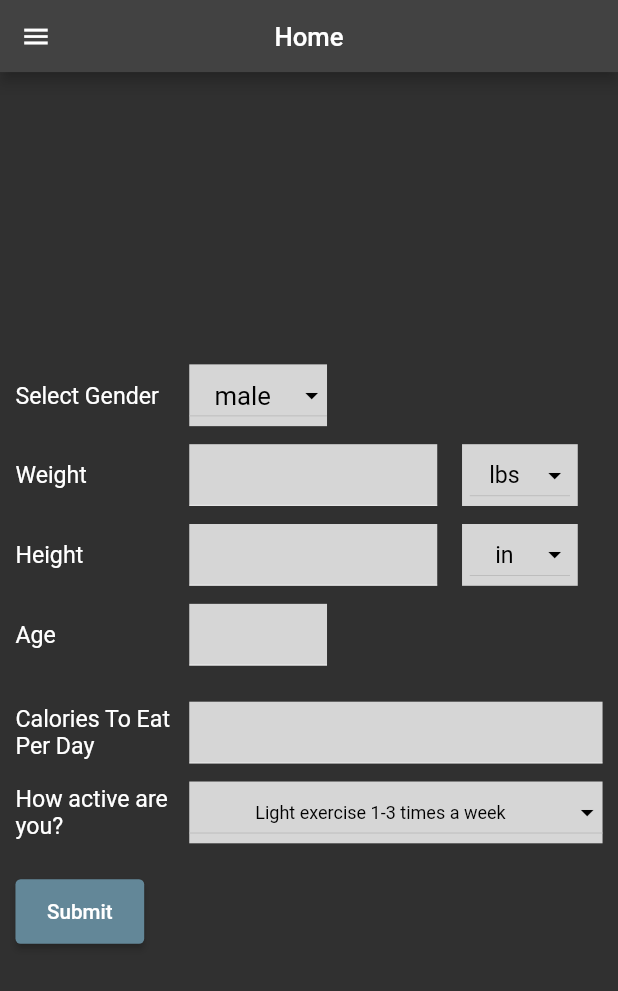
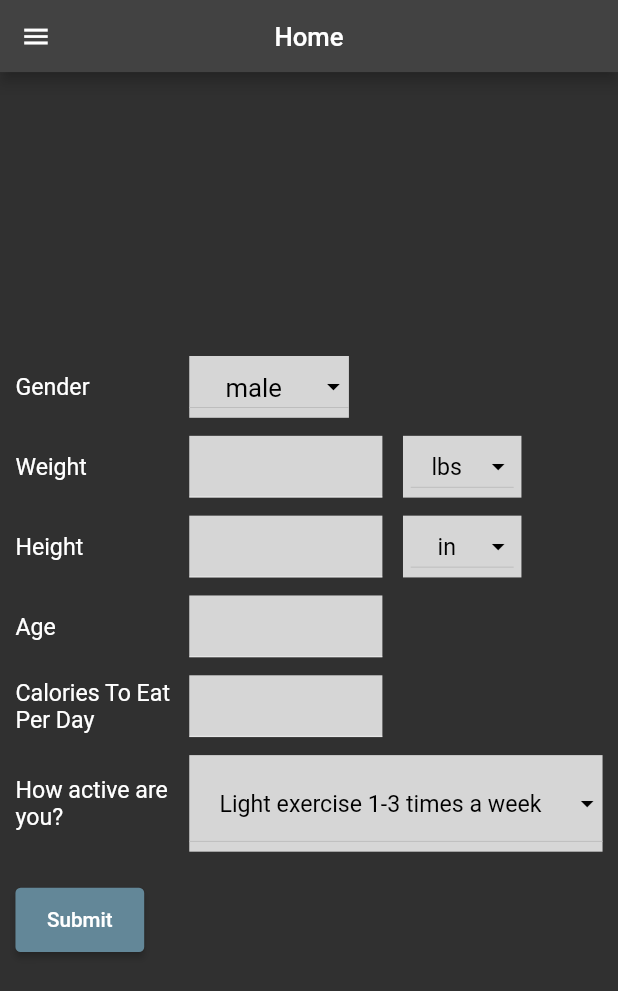
Before and after one commit to kuroodo/Weight-App, a Flutter app: the screen it shows after launch, on a phone screen of 412 x 824 dp. Shown: the top 991 px of the screen. Run offline on Flutter 3.47's test engine with Material 2 defaults, Android fonts, the phone set to English and light mode, and no system bars; drawn by our look-alikes of dropdown_button2; our stand-ins replace responsive_framework.

Commit message:
Refactor and adjust CalcForm forms and dropdowns and upgrade dropdown_button2 to 2.0.0

```diff
--- a/lib/widgets/activity_drop_button.dart
+++ b/lib/widgets/activity_drop_button.dart
@@ -21,10 +21,17 @@ class _ActivityDropButtonState extends State<ActivityDropButton> {
         isExpanded: true,
         value: _dropdownValue,
         alignment: Alignment.center,
-        dropdownDecoration: BoxDecoration(color: Colors.grey[350]),
-        icon: const Icon(
-          Icons.arrow_drop_down,
-          color: Colors.black,
+        dropdownStyleData: DropdownStyleData(
+            decoration: BoxDecoration(color: Colors.grey[350]),
+            padding: const EdgeInsets.symmetric(horizontal: 4)),
+        menuItemStyleData: const MenuItemStyleData(
+          height: 75,
+        ),
+        iconStyleData: const IconStyleData(
+          icon: Icon(
+            Icons.arrow_drop_down,
+            color: Colors.black,
+          ),
         ),
         style: const TextStyle(color: Colors.black, fontSize: 18),
         selectedItemBuilder: (context) {
@@ -34,7 +41,7 @@ class _ActivityDropButtonState extends State<ActivityDropButton> {
                     child: Text(
                       value.text,
                       textAlign: TextAlign.center,
-                      style: const TextStyle(fontSize: 14),
+                      style: const TextStyle(fontSize: 18),
                     ),
                   ))
               .toList();
@@ -45,9 +52,7 @@ class _ActivityDropButtonState extends State<ActivityDropButton> {
               value: value,
               child: Text(
                 value.text,
-                style: const TextStyle(
-                  fontSize: 14,
-                ),
+                style: const TextStyle(fontSize: 18),
               ),
             );
           },
--- a/lib/widgets/calc_form.dart
+++ b/lib/widgets/calc_form.dart
@@ -7,6 +7,8 @@ import 'package:weight_app/widgets/activity_drop_button.dart';
 import 'package:weight_app/widgets/calc_form/styled_form_field.dart';
 import 'package:weight_app/widgets/gender_drop_button.dart';
 import 'package:weight_app/widgets/measurement_drop_button.dart';
+
+const double _formWidth = 150;
 
 class CalcForm extends StatefulWidget {
   const CalcForm({super.key});
@@ -28,7 +30,7 @@ class _CalcFormState extends State<CalcForm> {
 
   @override
   Widget build(BuildContext context) {
-    const double spacing = 14;
+    const double columnSpacing = 14;
     return Form(
       key: _formKey,
       child: Column(
@@ -38,17 +40,13 @@ class _CalcFormState extends State<CalcForm> {
           // Gender
           Row(
             children: [
-              const _ConstrainedText(text: "Select Gender"),
-              Expanded(
-                flex: 1,
-                child: GenderDropButton(
+              const _ConstrainedText(text: "Gender"),
+              GenderDropButton(
                 onChanged: (gender) => _gender = gender,
               ),
-              ),
-              const Expanded(flex: 2, child: SizedBox.shrink()),
             ],
           ),
-          const SizedBox(height: spacing),
+          const SizedBox(height: columnSpacing),
 
           _FormRow(
             label: "Weight",
@@ -58,7 +56,7 @@ class _CalcFormState extends State<CalcForm> {
             onValidate: _validateDouble,
             onDropDownChange: (val) => _weightMeasure = val,
           ),
-          const SizedBox(height: spacing),
+          const SizedBox(height: columnSpacing),
           _FormRow(
             label: "Height",
             keyName: "h",
@@ -67,12 +65,15 @@ class _CalcFormState extends State<CalcForm> {
             onValidate: _validateDouble,
             onDropDownChange: (val) => _heightMeasure = val,
           ),
-          const SizedBox(height: spacing),
+          const SizedBox(height: columnSpacing),
 
           Row(
             children: [
               const _ConstrainedText(text: "Age"),
-              Expanded(
+              Flexible(
+                fit: FlexFit.loose,
+                child: ConstrainedBox(
+                  constraints: const BoxConstraints(maxWidth: _formWidth),
                   child: StyledFormField(
                     keyName: "a",
                     keyBoardType: TextInputType.number,
@@ -80,15 +81,17 @@ class _CalcFormState extends State<CalcForm> {
                     onValidate: _validateInt,
                   ),
                 ),
-              const Expanded(flex: 2, child: SizedBox.shrink())
+              ),
             ],
           ),
-          const SizedBox(height: spacing + 14),
+          const SizedBox(height: columnSpacing),
 
           Row(
             children: [
               const _ConstrainedText(text: "Calories To Eat Per Day"),
-              Expanded(
+              Flexible(
+                child: ConstrainedBox(
+                  constraints: const BoxConstraints(maxWidth: _formWidth),
                   child: StyledFormField(
                     keyName: "c",
                     keyBoardType: TextInputType.number,
@@ -96,21 +99,26 @@ class _CalcFormState extends State<CalcForm> {
                     onValidate: _validateInt,
                   ),
                 ),
+              ),
             ],
           ),
-          const SizedBox(height: spacing),
+          const SizedBox(height: columnSpacing),
 
           Row(
             children: [
               const _ConstrainedText(text: "How active are you?"),
-              Expanded(
+              Flexible(
+                fit: FlexFit.loose,
+                child: ConstrainedBox(
+                  constraints: const BoxConstraints(maxWidth: 325),
                   child: ActivityDropButton(
                     onChanged: (activity) => _activity = activity,
                   ),
                 ),
+              ),
             ],
           ),
-          const SizedBox(height: spacing * 2),
+          const SizedBox(height: columnSpacing * 2),
 
           // Submit
           ElevatedButton(
@@ -197,8 +205,10 @@ class _FormRow extends StatelessWidget {
     return Row(
       children: [
         _ConstrainedText(text: label),
-        Expanded(
-          flex: 3,
+        Flexible(
+          fit: FlexFit.loose,
+          child: ConstrainedBox(
+            constraints: const BoxConstraints(maxWidth: _formWidth),
             child: StyledFormField(
               keyName: keyName,
               keyBoardType: TextInputType.number,
@@ -206,14 +216,13 @@ class _FormRow extends StatelessWidget {
               onValidate: onValidate,
             ),
           ),
-        Expanded(
-          flex: 2,
-          child: FractionallySizedBox(
-            widthFactor: .7,
+        ),
+        const SizedBox(width: 16),
+        ConstrainedBox(
+          constraints: const BoxConstraints(maxWidth: 100),
           child: MeasurementDropButton(
             onChanged: onDropDownChange,
             isWeight: isWeight,
-            ),
           ),
         ),
       ],
--- a/lib/widgets/gender_drop_button.dart
+++ b/lib/widgets/gender_drop_button.dart
@@ -18,9 +18,7 @@ class _GenderDropButtonState extends State<GenderDropButton> {
       decoration: BoxDecoration(color: Colors.grey[350]),
       child: DropdownButton<Gender>(
         value: _dropdownValue,
-        //alignment: Alignment.center,
         dropdownColor: Colors.grey[350],
-        isExpanded: true,
         icon: const Icon(
           Icons.arrow_drop_down,
           color: Colors.black,
--- a/lib/widgets/measurement_drop_button.dart
+++ b/lib/widgets/measurement_drop_button.dart
@@ -26,13 +26,20 @@ class _MeasurementDropButtonState extends State<MeasurementDropButton> {
       child: DropdownButton2<Measurement>(
         value: _dropdownValue,
         alignment: Alignment.centerRight,
-        dropdownDecoration: BoxDecoration(color: Colors.grey[350]),
-        dropdownWidth: 80,
+        dropdownStyleData: DropdownStyleData(
+          decoration: BoxDecoration(color: Colors.grey[350]),
+          width: 80,
+        ),
+        buttonStyleData: const ButtonStyleData(
+          width: 80,
+        ),
+        iconStyleData: const IconStyleData(
+          icon: Icon(
+            Icons.arrow_drop_down,
+            color: Colors.black,
+          ),
+        ),
         isExpanded: true,
-        icon: const Icon(
-          Icons.arrow_drop_down,
-          color: Colors.black,
-        ),
         style: const TextStyle(color: Colors.black, fontSize: 18),
         selectedItemBuilder: (context) {
           return Measurement.values
--- a/pubspec.yaml
+++ b/pubspec.yaml
@@ -38,7 +38,7 @@ dependencies:
   cupertino_icons: ^1.0.2
   intl: ^0.17.0
   data_table_2: ^2.3.7
-  dropdown_button2: ^1.8.8
+  dropdown_button2: ^2.0.0
   responsive_framework: ^0.2.0
 
 dev_dependencies:
```
Lines whose indentation alone changed are shown as unchanged.
